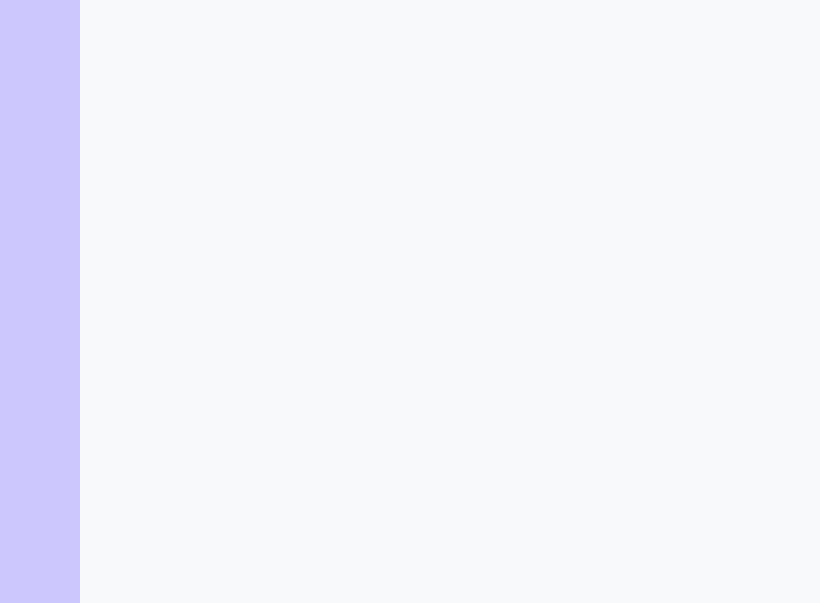
The window that copyclare/ui/main_window.ui (MotionInput/Team14-CopyClare) describes before a commit, drawn with Qt 5.
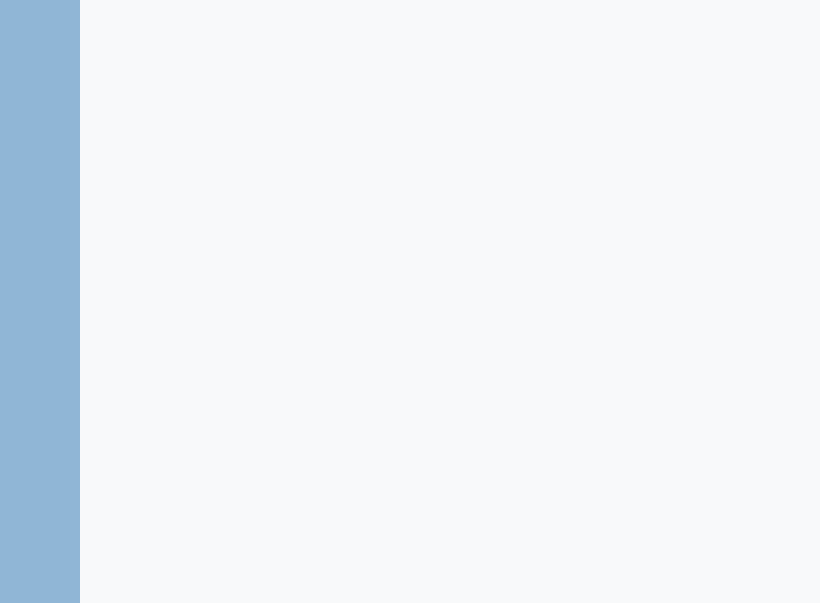
The same window after the commit. Icons and pictures are not drawn.

Diff of the .ui file:
```diff
--- a/copyclare/ui/main_window.ui
+++ b/copyclare/ui/main_window.ui
@@ -10,6 +10,12 @@
     <height>603</height>
    </rect>
   </property>
+  <property name="sizePolicy">
+   <sizepolicy hsizetype="Maximum" vsizetype="Maximum">
+    <horstretch>0</horstretch>
+    <verstretch>0</verstretch>
+   </sizepolicy>
+  </property>
   <property name="minimumSize">
    <size>
     <width>800</width>
@@ -73,7 +79,7 @@
       </property>
       <property name="styleSheet">
        <string notr="true">QFrame{
-	background-color: #ccc7fd;
+	background-color: #90b6d6;
 
 }</string>
       </property>
```
